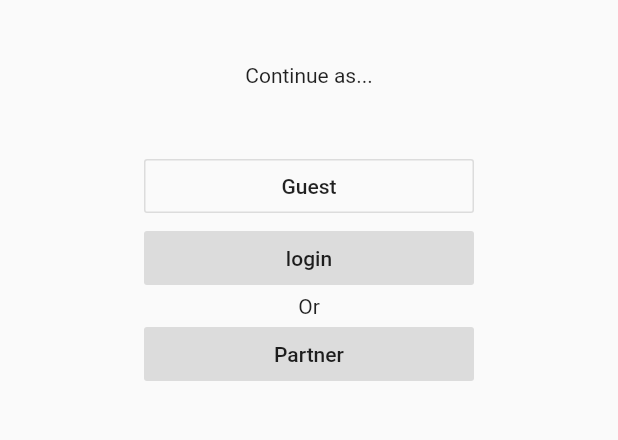
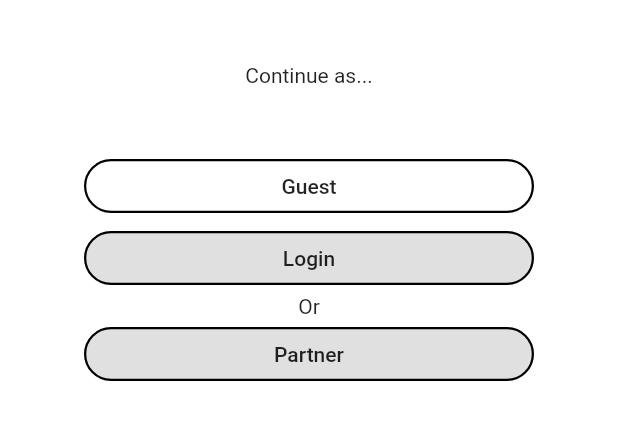
Before and after one commit to Musharaf13/venyss, a Flutter app: the screen it shows after launch, after a tap on "Skip", on a phone screen of 412 x 824 dp, the part 165-605 px from its top. Run offline on Flutter 3.47's test engine with Material 2 defaults, Android fonts, the phone set to English and light mode, and no system bars; our stand-ins replace flutter_signin_button.

Commit message:
Design touch up with half guest Section

```diff
--- /dev/null
+++ b/lib/components/CommonButton.dart
@@ -0,0 +1,30 @@
+import 'package:flutter/cupertino.dart';
+import 'package:flutter/material.dart';
+
+class CommonButtom extends StatelessWidget {
+  const CommonButtom({
+    @required this.title,
+    @required this.color,
+    @required this.onpress,
+  });
+
+  final String title;
+  final Color color;
+  final Function onpress;
+
+  @override
+  Widget build(BuildContext context) {
+    return Container(
+      width: 300,
+      child: FlatButton(
+        onPressed: onpress,
+        child: Text(title),
+        color: color,
+        shape: RoundedRectangleBorder(
+            side: BorderSide(
+                color: Colors.black, width: 1.5, style: BorderStyle.solid),
+            borderRadius: BorderRadius.circular(50)),
+      ),
+    );
+  }
+}
--- /dev/null
+++ b/lib/components/CommonSpace.dart
@@ -0,0 +1,14 @@
+import 'package:flutter/cupertino.dart';
+
+class CommonSpace extends StatelessWidget {
+  const CommonSpace({
+    Key key,
+  }) : super(key: key);
+
+  @override
+  Widget build(BuildContext context) {
+    return SizedBox(
+      height: 8,
+    );
+  }
+}
--- /dev/null
+++ b/lib/constants.dart
@@ -0,0 +1,5 @@
+import 'package:flutter/cupertino.dart';
+import 'package:flutter/material.dart';
+
+const Color kbuttonColor1 = Colors.black12;
+const Color kbuttonColor2 = Colors.white;
--- a/lib/main.dart
+++ b/lib/main.dart
@@ -1,10 +1,15 @@
 import 'package:flutter/material.dart';
 import 'package:venyss/screens/guestLogin_screen.dart';
 import 'package:venyss/screens/loading_screen.dart';
-import 'package:venyss/screens/login_screen.dart';
 
 void main() {
   runApp(MaterialApp(
+    builder: (context, child) {
+      return ScrollConfiguration(
+        behavior: MyBehavior(),
+        child: child,
+      );
+    },
     theme: ThemeData(
       // Define the default brightness and colors.
       // brightness: Brightness.dark,
@@ -13,6 +18,7 @@ void main() {
       accentColor: Colors.black,
       // colorScheme: ColorScheme.dark(),
     ),
+
     // theme: Theme(data: ThemeData.dark(), child: null),
     title: 'Named Routes Demo',
     initialRoute: '/',
@@ -22,3 +28,11 @@ void main() {
     },
   ));
 }
+
+class MyBehavior extends ScrollBehavior {
+  @override
+  Widget buildViewportChrome(
+      BuildContext context, Widget child, AxisDirection axisDirection) {
+    return child;
+  }
+}
--- a/lib/screens/guestLogin_screen.dart
+++ b/lib/screens/guestLogin_screen.dart
@@ -1,5 +1,9 @@
 import 'package:flutter/cupertino.dart';
 import 'package:flutter/material.dart';
+import 'package:venyss/components/CommonButton.dart';
+import 'package:venyss/screens/guesthome_screen.dart';
+
+import '../constants.dart';
 
 class GuestLogin extends StatefulWidget {
   @override
@@ -11,6 +15,7 @@ class _GuestLoginState extends State<GuestLogin> {
   Widget build(BuildContext context) {
     return SafeArea(
       child: Scaffold(
+        backgroundColor: kbuttonColor2,
         body: Center(
           child: Padding(
             padding: const EdgeInsets.all(10.0),
@@ -26,33 +31,26 @@ class _GuestLoginState extends State<GuestLogin> {
                   height: 100,
                   child: Text("Continue as..."),
                 ),
-                Container(
-                  width: 220,
-                  child: OutlineButton(
-                    focusColor: Colors.black,
-                    // highlightColor: Colors.black,
-                    highlightedBorderColor: Colors.black,
-                    disabledBorderColor: Colors.black,
-                    onPressed: () {},
-                    child: Text("Guest"),
-                  ),
+                CommonButtom(
+                  title: "Guest",
+                  color: kbuttonColor2,
+                  onpress: () {
+                    Navigator.push(
+                      context,
+                      MaterialPageRoute(builder: (context) => GuestHome()),
+                    );
+                  },
                 ),
-                Container(
-                  width: 220,
-                  child: FlatButton(
-                    onPressed: () {},
-                    child: Text("login"),
-                    color: Colors.black12,
-                  ),
+                CommonButtom(
+                  title: "Login",
+                  color: kbuttonColor1,
+                  onpress: () {},
                 ),
                 Text("Or"),
-                Container(
-                  width: 220,
-                  child: FlatButton(
-                    onPressed: () {},
-                    child: Text("Partner"),
-                    color: Colors.black12,
-                  ),
+                CommonButtom(
+                  title: "Partner",
+                  color: kbuttonColor1,
+                  onpress: () {},
                 ),
               ],
             ),
--- a/lib/screens/loading_screen.dart
+++ b/lib/screens/loading_screen.dart
@@ -2,6 +2,7 @@ import 'dart:async';
 
 import 'package:flutter/cupertino.dart';
 import 'package:flutter/material.dart';
+import 'package:venyss/constants.dart';
 import 'package:venyss/screens/login_screen.dart';
 
 class Loading extends StatefulWidget {
@@ -22,6 +23,9 @@ class _LoadingState extends State<Loading> {
   @override
   Widget build(BuildContext context) {
     return SafeArea(
+      child: Scaffold(
+        backgroundColor: kbuttonColor2,
+        body: Center(
                   child: Container(
             color: Colors.white,
             child: Image(
@@ -31,6 +35,8 @@ class _LoadingState extends State<Loading> {
               image: new AssetImage('img/logo-standard.png'),
             ),
           ),
+        ),
+      ),
     );
   }
 }
--- a/lib/screens/login_screen.dart
+++ b/lib/screens/login_screen.dart
@@ -1,6 +1,9 @@
 import 'package:flutter/cupertino.dart';
 import 'package:flutter/material.dart';
 import 'package:flutter_signin_button/flutter_signin_button.dart';
+import 'package:venyss/components/CommonButton.dart';
+import 'package:venyss/components/CommonSpace.dart';
+import 'package:venyss/constants.dart';
 
 import 'guestLogin_screen.dart';
 
@@ -13,15 +16,21 @@ class Login extends StatelessWidget {
     ));
   }
 
+  String title = "Login";
+  Color color = Colors.black12;
   @override
   Widget build(BuildContext context) {
-    return SafeArea(
-      child: Scaffold(
-        body: Center(
+    return Scaffold(
+      backgroundColor: kbuttonColor2,
+      body: Builder(
+        builder: (context) => Center(
           child: Padding(
             padding: const EdgeInsets.all(10.0),
+            child: SingleChildScrollView(
+              // physics: NeverScrollableScrollPhysics(),
               child: Column(
-              mainAxisAlignment: MainAxisAlignment.spaceBetween,
+                mainAxisSize: MainAxisSize.min,
+                mainAxisAlignment: MainAxisAlignment.spaceEvenly,
                 children: [
                   Image(
                     width: 100.0,
@@ -41,56 +50,61 @@ class Login extends StatelessWidget {
                       _showButtonPressDialog(context, 'Continue with Gmail');
                     },
                   ),
+                  CommonSpace(),
                   Text("Or"),
                   Text("Continue with your email"),
-                TextField(
+                  CommonSpace(),
+                  Container(
+                    width: 300,
+                    child: TextField(
+                      style: TextStyle(
+                          // fontSize: 16
+                          ),
                       decoration: InputDecoration(
+                        isDense: true,
+                        contentPadding:
+                            EdgeInsets.symmetric(vertical: 10, horizontal: 10),
                         border: OutlineInputBorder(),
                         // labelText: 'Password',
                         hintText: 'Email Address',
                       ),
                     ),
-                SizedBox(
-                  height: 1,
                   ),
-                TextField(
+                  CommonSpace(),
+                  Container(
+                    width: 300,
+                    child: TextField(
                       decoration: InputDecoration(
+                        contentPadding:
+                            EdgeInsets.symmetric(vertical: 10, horizontal: 10),
+                        isDense: true,
                         border: OutlineInputBorder(),
-                    // labelText: 'Password',
                         hintText: 'Password',
                       ),
                     ),
+                  ),
+                  CommonSpace(),
                   Text(
                     "Forget Password?",
                     style: TextStyle(
                       decoration: TextDecoration.underline,
                     ),
                   ),
-                Container(
-                  width: 220,
-                  child: FlatButton(
-                    onPressed: () {},
-                    child: Text("login"),
-                    color: Colors.black12,
+                  CommonButtom(
+                    title: "Login",
+                    color: kbuttonColor1,
+                    onpress: () {},
                   ),
-                ),
-
-                Container(
-                  width: 220,
-                  child: OutlineButton(
-                    focusColor: Colors.black,
-                    // highlightColor: Colors.black,
-                    highlightedBorderColor: Colors.black,
-                    disabledBorderColor: Colors.black,
-                    onPressed: () {
+                  CommonButtom(
+                      title: "Skip",
+                      color: kbuttonColor2,
+                      onpress: () {
                         Navigator.push(
                           context,
                           MaterialPageRoute(builder: (context) => GuestLogin()),
                         );
-                    },
-                    child: Text("Skip"),
-                  ),
-                ),
+                      }),
+
                   Row(children: [
                     Checkbox(
                         value: true,
@@ -109,6 +123,7 @@ class Login extends StatelessWidget {
             ),
           ),
         ),
+      ),
     );
   }
 }
```
Also changed, not shown: lib/screens/guestMe_screen.dart (added, +72 -0 lines), lib/screens/guestNotification_screen.dart (added, +69 -0 lines), lib/screens/guestOrders_screen.dart (added, +72 -0 lines), lib/screens/guesthome_screen.dart (added, +151 -0 lines), img/logo2.png (added). Lines whose indentation alone changed are shown as unchanged.
